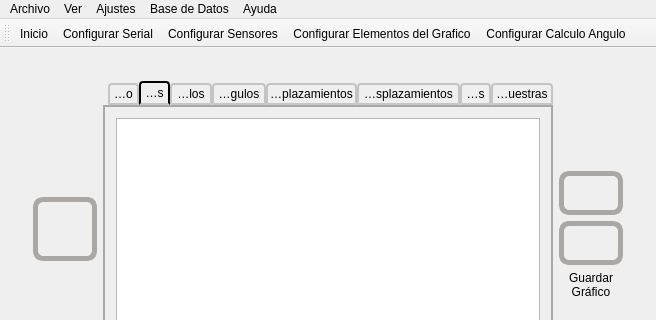
Qt form mainwindow.ui (hectorda/Bio-Feedback) before a commit; both pictures show x 0 to 656 and y 0 to 320 of the 656 by 650 pixel window.
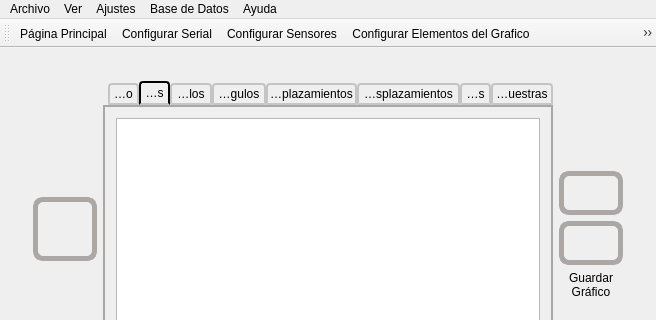
The same form after that commit. The open tabs and pages were chosen to show the change. Icons and pictures are not drawn. Custom widgets are drawn as their Qt base class.

```diff
--- a/mainwindow.ui
+++ b/mainwindow.ui
@@ -1905,7 +1905,7 @@
      <normaloff>:/images/home.png</normaloff>:/images/home.png</iconset>
    </property>
    <property name="text">
-    <string>Inicio</string>
+    <string>Página Principal</string>
    </property>
    <property name="toolTip">
     <string>Ir a Pagina Principal</string>
```
Left out of the diff: 17 changed lines with no effect on the pictures.
